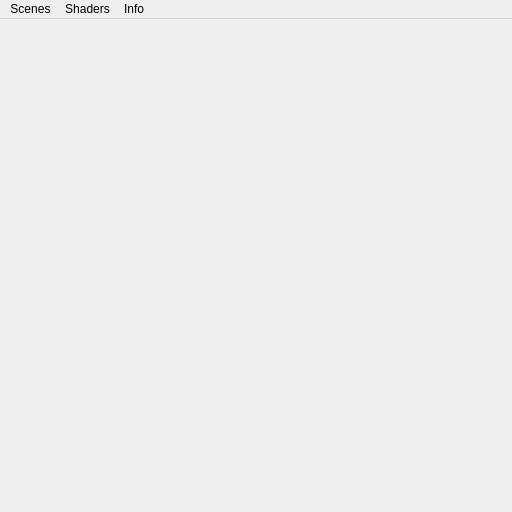
First picture: the form in src/mainwindow.ui, repository FrancoisGaits/IIG3D, before the edit.
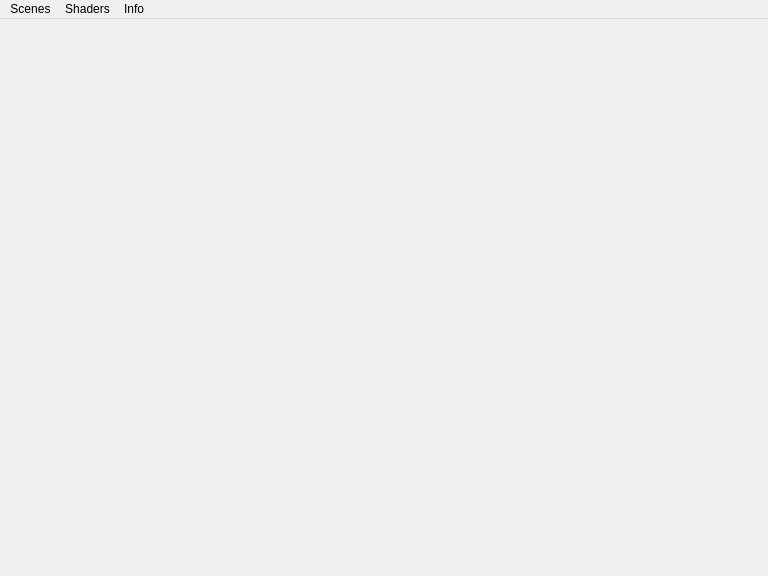
Second picture: the form after the edit.

The edit to the form file:
```diff
--- a/src/mainwindow.ui
+++ b/src/mainwindow.ui
@@ -6,8 +6,8 @@
    <rect>
     <x>0</x>
     <y>0</y>
-    <width>512</width>
-    <height>512</height>
+    <width>768</width>
+    <height>576</height>
    </rect>
   </property>
   <property name="sizePolicy">
@@ -24,7 +24,7 @@
     <rect>
      <x>0</x>
      <y>0</y>
-     <width>512</width>
+     <width>768</width>
      <height>20</height>
     </rect>
    </property>
```
